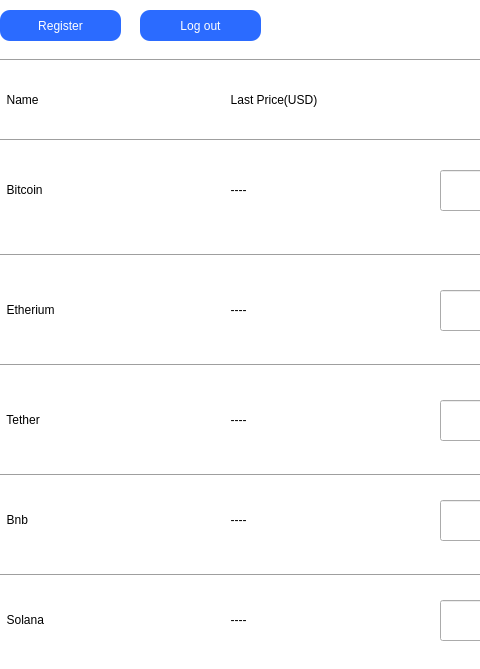
Qt form TcpClient/client_main.ui (IamYasinB/wallet) before a commit; both pictures show x 0 to 480 and y 0 to 669 of the 864 by 669 pixel window.
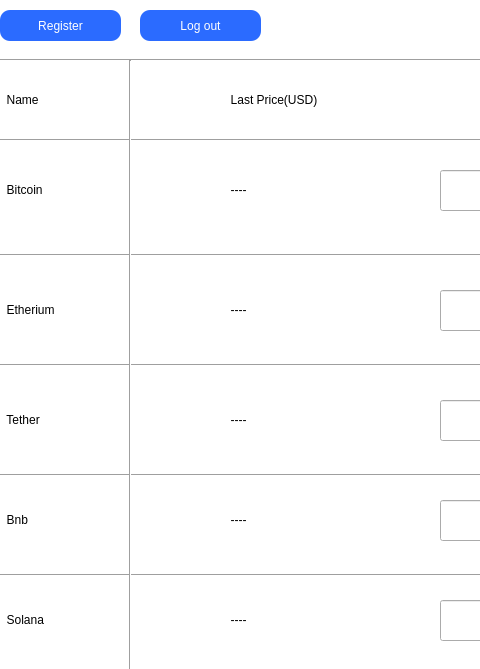
The same form after that commit.

Commit message: adding the client request for sign up and login and register

Diff of the .ui file:
```diff
--- a/TcpClient/client_main.ui
+++ b/TcpClient/client_main.ui
@@ -671,6 +671,19 @@
     </item>
    </layout>
   </widget>
+  <widget class="Line" name="line_8">
+   <property name="geometry">
+    <rect>
+     <x>120</x>
+     <y>60</y>
+     <width>20</width>
+     <height>611</height>
+    </rect>
+   </property>
+   <property name="orientation">
+    <enum>Qt::Vertical</enum>
+   </property>
+  </widget>
  </widget>
  <resources/>
  <connections/>
```
The commit also changes 18 other files.
